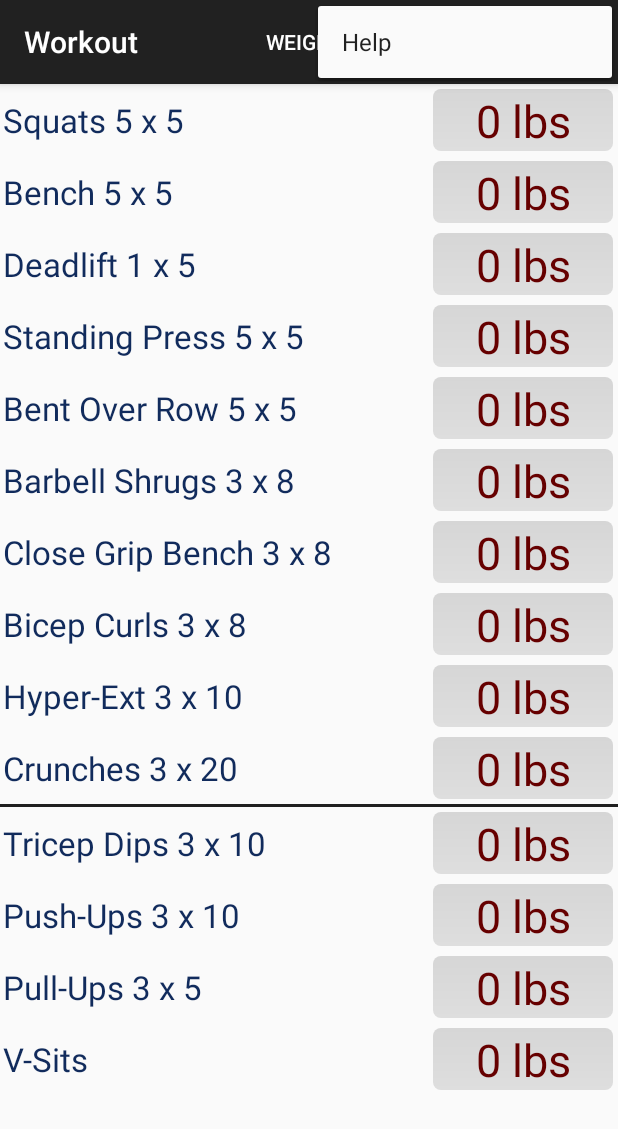
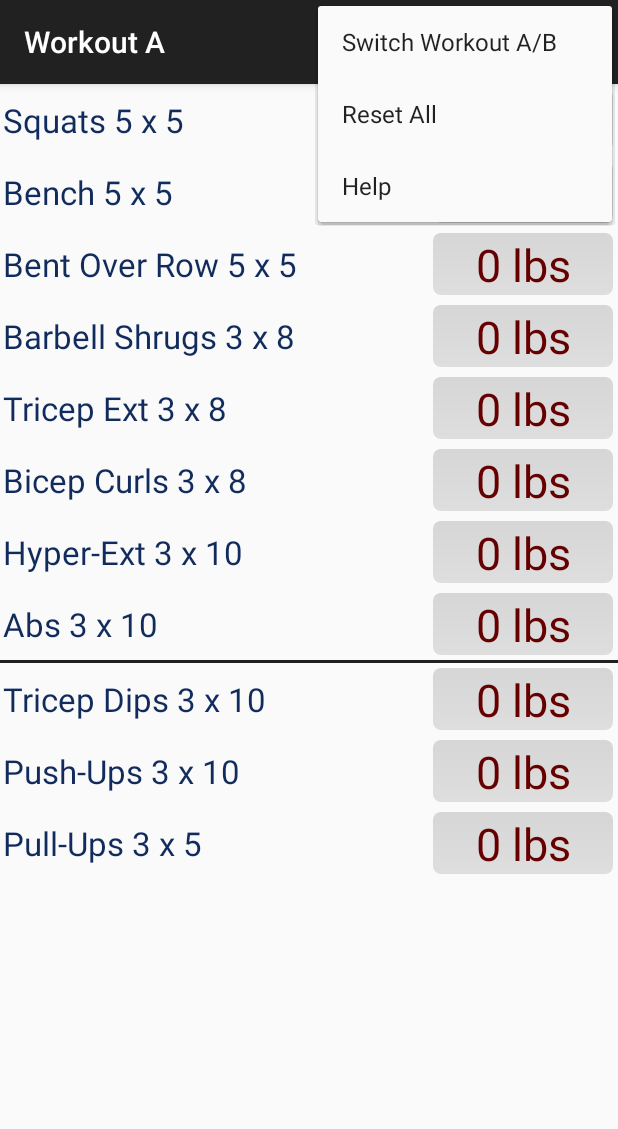
Before and after one commit to deadmund/workout, an Android app: the screen it shows after launch (Tracker), with the options menu open, on a phone screen of 412 x 824 dp. Shown: the top 1129 px of the screen. Run offline under Robolectric (Android 15) with nearby library versions, the phone set to English and light mode, and no system bars.

Commit message:
Created A and B days.

```diff
--- a/app/src/main/java/net/ednovak/workout/Tracker.java
+++ b/app/src/main/java/net/ednovak/workout/Tracker.java
@@ -1,5 +1,6 @@
 package net.ednovak.workout;
 
+import android.app.ActionBar;
 import android.content.Intent;
 import android.content.SharedPreferences;
 import android.support.v7.app.AppCompatActivity;
@@ -18,11 +19,15 @@ public class Tracker extends AppCompatActivity {
     @Override
     protected void onCreate(Bundle savedInstanceState) {
         super.onCreate(savedInstanceState);
-        setContentView(R.layout.activity_tracker);
+        prefs = getPreferences(MODE_PRIVATE);
+        String day = prefs.getString("day", "a");
+        if(day.equals("a")){
+            setContentView(R.layout.activity_tracker_a);
+        } else if (day.equals("b")){
+            setContentView(R.layout.activity_tracker_b);
+        }
 
         mainView = (LinearLayout)findViewById(R.id.mainView);
-        prefs = getPreferences(MODE_PRIVATE);
-
         for(int i = 0; i < mainView.getChildCount(); i++) {
             try {
                 if (mainView.getChildAt(i).getTag().toString().equals("exercise")) {
@@ -33,6 +38,8 @@ public class Tracker extends AppCompatActivity {
                 continue;
             }
         }
+
+        getSupportActionBar().setTitle(getSupportActionBar().getTitle() + " " + day.toUpperCase());
     }
 
     @Override
@@ -75,6 +82,22 @@ public class Tracker extends AppCompatActivity {
                 startActivity(intent);
                 return true;
 
+            case R.id.action_switchDay:
+                SharedPreferences.Editor editor = prefs.edit();
+                String day = prefs.getString("day", "a");
+                if(day.equals("a")){
+                    day = "b";
+                } else if (day.equals("b")){
+                    day = "a";
+                }
+                editor.putString("day", day);
+                editor.commit();
+                finish();
+                intent = new Intent(this, Tracker.class);
+                startActivity(intent);
+                return true;
+
+
             default:
                 Log.d(TAG, "Somehow a menu item that should not exist was selected: " + id);
         }
@@ -85,8 +108,13 @@ public class Tracker extends AppCompatActivity {
     @Override
     public void onStop(){
         super.onStop();
+    }
 
+    @Override
+    public void onPause(){
+        super.onPause();
 
+        // Save weights
         SharedPreferences.Editor editor = prefs.edit();
         for(int i = 0; i < mainView.getChildCount(); i++){
             try{
--- /dev/null
+++ b/app/src/main/res/layout/activity_tracker_a.xml
@@ -0,0 +1,92 @@
+<RelativeLayout xmlns:android="http://schemas.android.com/apk/res/android"
+    xmlns:tools="http://schemas.android.com/tools" android:layout_width="match_parent"
+    android:layout_height="match_parent" android:paddingLeft="@dimen/activity_horizontal_margin"
+    android:paddingRight="@dimen/activity_horizontal_margin"
+    android:paddingTop="@dimen/activity_vertical_margin"
+    android:paddingBottom="@dimen/activity_vertical_margin"
+    tools:context="net.ednovak.workout.Tracker">
+
+    <ScrollView
+        android:layout_width="match_parent"
+        android:layout_height="match_parent">
+
+        <LinearLayout android:id="@+id/mainView"
+            android:layout_width="match_parent"
+            android:layout_height="match_parent"
+            android:orientation="vertical" >
+
+            <net.ednovak.workout.Exercise
+                xmlns:custom="http://schemas.android.com/apk/res/net.ednovak.workout"
+                android:layout_width="match_parent"
+                android:layout_height="wrap_content"
+                custom:exer_text="Squats 5 x 5" />
+
+            <net.ednovak.workout.Exercise
+                xmlns:custom="http://schemas.android.com/apk/res/net.ednovak.workout"
+                android:layout_width="match_parent"
+                android:layout_height="wrap_content"
+                custom:exer_text="Bench 5 x 5" />
+
+            <net.ednovak.workout.Exercise
+                xmlns:custom="http://schemas.android.com/apk/res/net.ednovak.workout"
+                android:layout_width="match_parent"
+                android:layout_height="wrap_content"
+                custom:exer_text="Bent Over Row 5 x 5" />
+
+            <net.ednovak.workout.Exercise
+                xmlns:custom="http://schemas.android.com/apk/res/net.ednovak.workout"
+                android:layout_width="match_parent"
+                android:layout_height="wrap_content"
+                custom:exer_text="Barbell Shrugs 3 x 8" />
+
+            <net.ednovak.workout.Exercise
+                xmlns:custom="http://schemas.android.com/apk/res/net.ednovak.workout"
+                android:layout_width="match_parent"
+                android:layout_height="wrap_content"
+                custom:exer_text="Tricep Ext 3 x 8" />
+
+            <net.ednovak.workout.Exercise
+                xmlns:custom="http://schemas.android.com/apk/res/net.ednovak.workout"
+                android:layout_width="match_parent"
+                android:layout_height="wrap_content"
+                custom:exer_text="Bicep Curls 3 x 8" />
+
+            <net.ednovak.workout.Exercise
+                xmlns:custom="http://schemas.android.com/apk/res/net.ednovak.workout"
+                android:layout_width="match_parent"
+                android:layout_height="wrap_content"
+                custom:exer_text="Hyper-Ext 3 x 10" />
+
+            <net.ednovak.workout.Exercise
+                xmlns:custom="http://schemas.android.com/apk/res/net.ednovak.workout"
+                android:layout_width="match_parent"
+                android:layout_height="wrap_content"
+                custom:exer_text="Abs 3 x 10" />
+
+            <View
+                android:layout_width="fill_parent"
+                android:layout_height="2dp"
+                android:background="@color/hrBarGrey"/>
+
+            <net.ednovak.workout.Exercise
+                xmlns:custom="http://schemas.android.com/apk/res/net.ednovak.workout"
+                android:layout_width="match_parent"
+                android:layout_height="wrap_content"
+                custom:exer_text="Tricep Dips 3 x 10" />
+
+            <net.ednovak.workout.Exercise
+                xmlns:custom="http://schemas.android.com/apk/res/net.ednovak.workout"
+                android:layout_width="match_parent"
+                android:layout_height="wrap_content"
+                custom:exer_text="Push-Ups 3 x 10" />
+
+            <net.ednovak.workout.Exercise
+                xmlns:custom="http://schemas.android.com/apk/res/net.ednovak.workout"
+                android:layout_width="match_parent"
+                android:layout_height="wrap_content"
+                custom:exer_text="Pull-Ups 3 x 5" />
+
+        </LinearLayout>
+    </ScrollView>
+
+</RelativeLayout>
--- a/app/src/main/res/layout/activity_tracker.xml
+++ b/app/src/main/res/layout/activity_tracker_b.xml
@@ -25,12 +25,6 @@
                 xmlns:custom="http://schemas.android.com/apk/res/net.ednovak.workout"
                 android:layout_width="match_parent"
                 android:layout_height="wrap_content"
-                custom:exer_text="Bench 5 x 5" />
-
-            <net.ednovak.workout.Exercise
-                xmlns:custom="http://schemas.android.com/apk/res/net.ednovak.workout"
-                android:layout_width="match_parent"
-                android:layout_height="wrap_content"
                 custom:exer_text="Deadlift 1 x 5"/>
 
             <net.ednovak.workout.Exercise
@@ -49,12 +43,6 @@
                 xmlns:custom="http://schemas.android.com/apk/res/net.ednovak.workout"
                 android:layout_width="match_parent"
                 android:layout_height="wrap_content"
-                custom:exer_text="Barbell Shrugs 3 x 8" />
-
-            <net.ednovak.workout.Exercise
-                xmlns:custom="http://schemas.android.com/apk/res/net.ednovak.workout"
-                android:layout_width="match_parent"
-                android:layout_height="wrap_content"
                 custom:exer_text="Close Grip Bench 3 x 8" />
 
             <net.ednovak.workout.Exercise
@@ -67,13 +55,7 @@
                 xmlns:custom="http://schemas.android.com/apk/res/net.ednovak.workout"
                 android:layout_width="match_parent"
                 android:layout_height="wrap_content"
-                custom:exer_text="Hyper-Ext 3 x 10" />
-
-            <net.ednovak.workout.Exercise
-                xmlns:custom="http://schemas.android.com/apk/res/net.ednovak.workout"
-                android:layout_width="match_parent"
-                android:layout_height="wrap_content"
-                custom:exer_text="Crunches 3 x 20" />
+                custom:exer_text="Abs 3 x 10" />
 
             <View
                 android:layout_width="fill_parent"
@@ -85,21 +67,19 @@
                 android:layout_width="match_parent"
                 android:layout_height="wrap_content"
                 custom:exer_text="Tricep Dips 3 x 10" />
+
             <net.ednovak.workout.Exercise
                 xmlns:custom="http://schemas.android.com/apk/res/net.ednovak.workout"
                 android:layout_width="match_parent"
                 android:layout_height="wrap_content"
                 custom:exer_text="Push-Ups 3 x 10" />
+
             <net.ednovak.workout.Exercise
                 xmlns:custom="http://schemas.android.com/apk/res/net.ednovak.workout"
                 android:layout_width="match_parent"
                 android:layout_height="wrap_content"
                 custom:exer_text="Pull-Ups 3 x 5" />
-            <net.ednovak.workout.Exercise
-                xmlns:custom="http://schemas.android.com/apk/res/net.ednovak.workout"
-                android:layout_width="match_parent"
-                android:layout_height="wrap_content"
-                custom:exer_text="V-Sits" />
+
 
         </LinearLayout>
     </ScrollView>
--- a/app/src/main/res/menu/menu_tracker.xml
+++ b/app/src/main/res/menu/menu_tracker.xml
@@ -2,12 +2,16 @@
     xmlns:app="http://schemas.android.com/apk/res-auto"
     xmlns:tools="http://schemas.android.com/tools" tools:context="net.ednovak.workout.Tracker">
     <item android:id="@+id/action_clear" android:title="Reset All"
-        android:orderInCategory="99" app:showAsAction="ifRoom" />
+        android:orderInCategory="100" app:showAsAction="ifRoom" />
     <item android:id="@+id/action_chart" android:title="Weight Chart"
         android:orderInCategory="98"
         app:showAsAction="ifRoom" />
     <item android:id="@+id/action_help" android:title="Help"
-        android:orderInCategory="100"
+        android:orderInCategory="101"
+        app:showAsAction="ifRoom" />
+    <item android:id="@+id/action_switchDay" android:title="Switch Workout A/B"
+        android:orderInCategory="99"
         app:showAsAction="ifRoom" />
 
+
 </menu>
```
